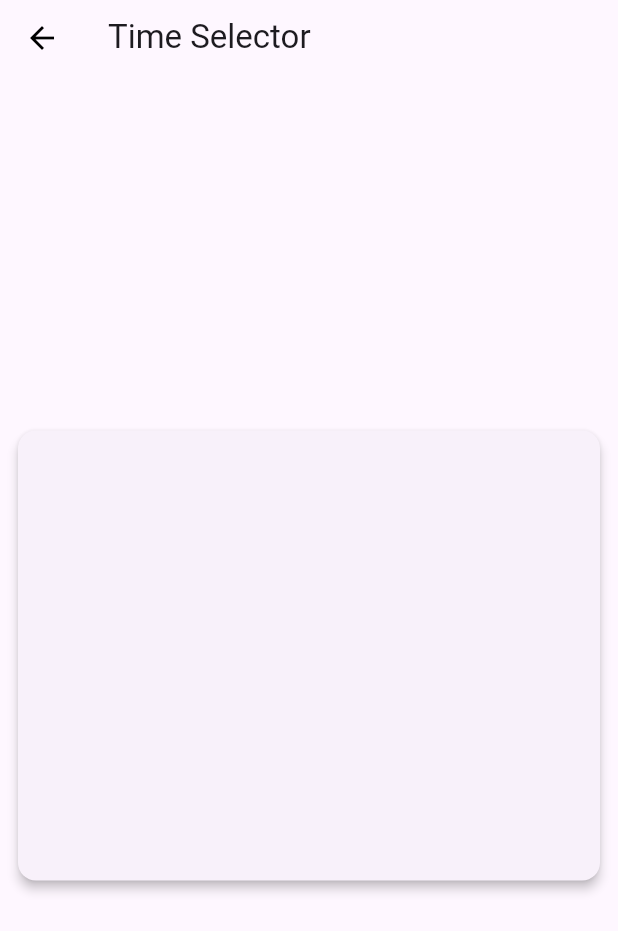
After one commit to Mamgain777/testing_widgets, a Flutter app: the TimeSelector screen opened directly, on a phone screen of 412 x 824 dp. The commit adds this screen. Shown: the top 931 px of the screen. Run offline on Flutter 3.47's test engine with Material 3 defaults, Android fonts, the phone set to English and light mode, and no system bars; our stand-ins replace fl_chart, multi_dropdown.

Commit message:
inc: time selector widget cannot be made

```diff
--- a/lib/screens/multiselect_dropdown.dart
+++ b/lib/screens/multiselect_dropdown.dart
@@ -9,6 +9,7 @@ class MultiSelectDropdownField extends StatefulWidget {
     required this.options,
     super.key
   });
+
 
   @override
   State<MultiSelectDropdownField>  createState() =>
--- /dev/null
+++ b/lib/screens/time_selector.dart
@@ -0,0 +1,37 @@
+ import 'package:flutter/material.dart';
+import 'package:testing_widgets/common/common_appbar.dart';
+
+class TimeSelector extends StatefulWidget {
+  const TimeSelector({super.key});
+
+  @override
+  State<TimeSelector> createState() => _TimeSelectorState();
+}
+
+class _TimeSelectorState extends State<TimeSelector> {
+  @override
+  Widget build(BuildContext context) {
+    return const Scaffold(
+      appBar: PreferredSize(
+        preferredSize: Size.fromHeight(50),
+        child: CommonAppbar(appbarTitle: "Time Selector"),
+      ),
+      body: Padding(
+        padding: EdgeInsets.all(8.0),
+        child: Center(
+          child: Card(
+            elevation: 3,
+            child: SizedBox(
+              height: 300,
+              child: Row(
+                children: [
+
+                ]
+              ),
+            ),
+          ),
+        ),
+      ),
+    );
+  }
+}
--- a/pubspec.yaml
+++ b/pubspec.yaml
@@ -37,6 +37,7 @@ dependencies:
   cupertino_icons: ^1.0.2
   fl_chart: ^0.65.0
   multi_dropdown: ^2.1.2
+  omni_datetime_picker: ^1.0.9
 
 dev_dependencies:
   flutter_test:
```
Also changed, not shown: pubspec.lock.
